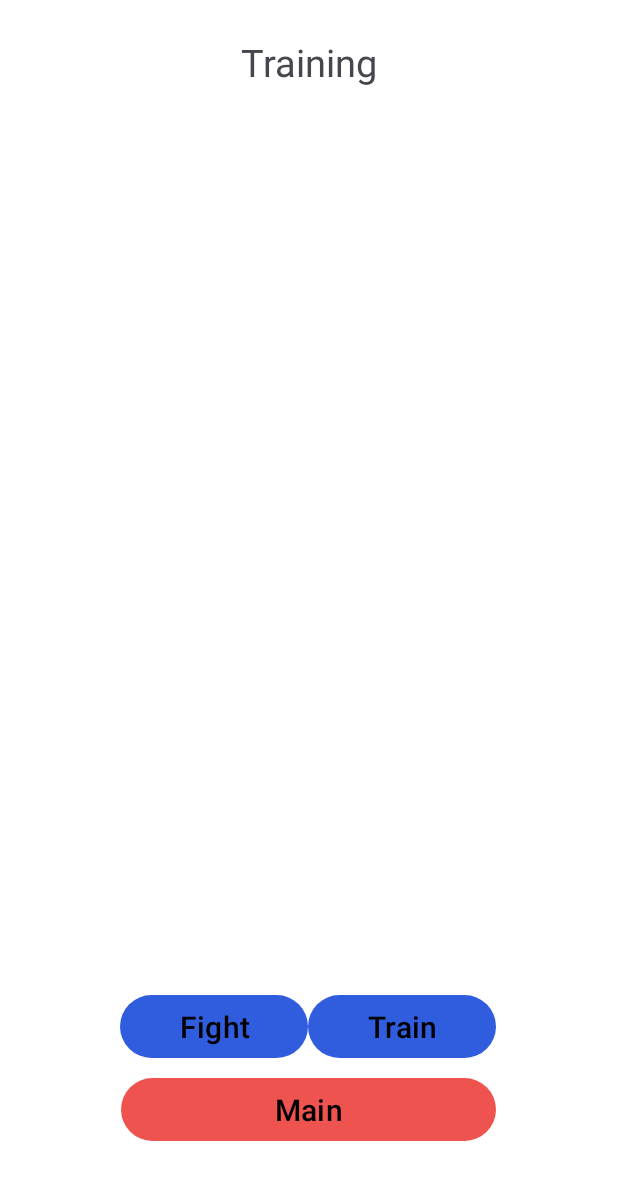
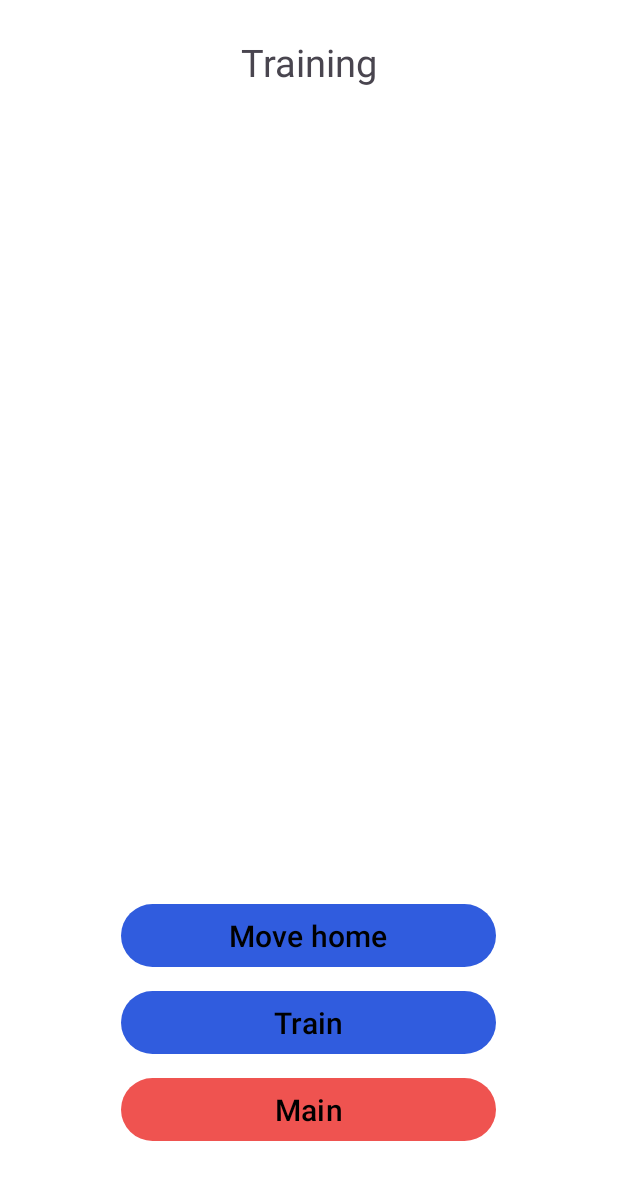
Before and after one commit to ArpaDeveloper/LutemonApp, an Android app: the layout activity_training.xml on its own in the app's theme, with its tools: preview values and no code run, on a phone screen of 412 x 824 dp. Shown: the top 1180 px of the screen. Run offline under Robolectric (Android 15) with nearby library versions, the phone set to English and light mode, and no system bars.

Commit message:
Training UI in done

```diff
--- a/app/src/main/res/layout/activity_training.xml
+++ b/app/src/main/res/layout/activity_training.xml
@@ -22,36 +22,37 @@
         app:layout_constraintStart_toStartOf="parent"
         app:layout_constraintTop_toTopOf="parent" />
 
-
-    <!--Fight Button-->
+    <!--Move Home Button-->
     <Button
-        android:id="@+id/moveFightButton"
-        android:layout_width="125dp"
+        android:id="@+id/moveHomeButton"
+        android:layout_width="250dp"
         android:layout_height="50dp"
         android:layout_marginStart="80dp"
-        android:layout_marginBottom="5dp"
-        android:text="@string/fight"
+        android:layout_marginEnd="81dp"
+        android:layout_marginBottom="8dp"
+        android:text="@string/move_lutemon_to_home"
         android:textColor="@color/black"
         android:textSize="20sp"
         app:backgroundTint="@color/blue"
-        app:layout_constraintBottom_toTopOf="@+id/main_button"
-        app:layout_constraintEnd_toStartOf="@+id/moveTrainButton"
+        app:layout_constraintBottom_toTopOf="@+id/moveTrainButton"
+        app:layout_constraintEnd_toEndOf="parent"
         app:layout_constraintStart_toStartOf="parent" />
 
     <!--Train Button-->
     <Button
         android:id="@+id/moveTrainButton"
-        android:layout_width="125dp"
+        android:layout_width="250dp"
         android:layout_height="50dp"
+        android:layout_marginStart="80dp"
         android:layout_marginEnd="81dp"
-        android:layout_marginBottom="5dp"
+        android:layout_marginBottom="8dp"
         android:text="@string/train"
         android:textColor="@color/black"
         android:textSize="20sp"
         app:backgroundTint="@color/blue"
         app:layout_constraintBottom_toTopOf="@+id/main_button"
         app:layout_constraintEnd_toEndOf="parent"
-        app:layout_constraintStart_toEndOf="@+id/moveFightButton" />
+        app:layout_constraintStart_toStartOf="parent" />
 
     <!--Main Button-->
     <Button
--- a/app/src/main/res/values/strings.xml
+++ b/app/src/main/res/values/strings.xml
@@ -39,4 +39,7 @@
     <string name="wins">Wins</string>
     <string name="training">Training</string>
 
+    <string name="train_lutemon">Train Lutemon</string>
+    <string name="move_lutemon_to_home">Move home</string>
+
 </resources>
```
